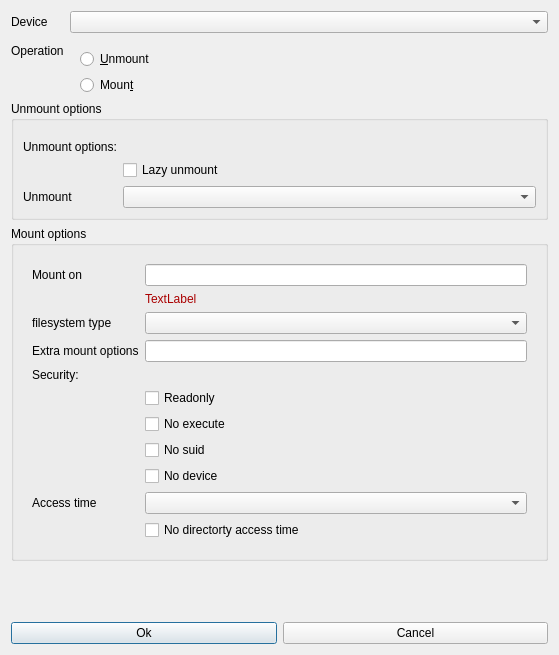
iddekingej/blgui, file ui/mount.ui: the form before one commit.
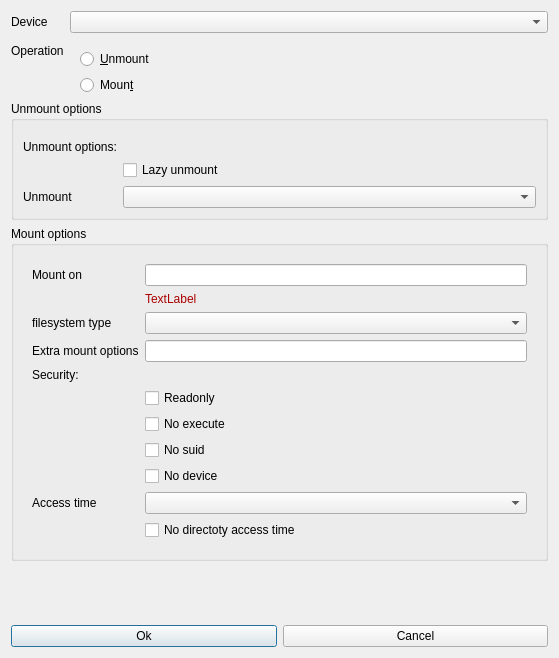
The form after the commit.

Diff of the .ui file:
```diff
--- a/ui/mount.ui
+++ b/ui/mount.ui
@@ -7,7 +7,7 @@
     <x>0</x>
     <y>0</y>
     <width>559</width>
-    <height>655</height>
+    <height>658</height>
    </rect>
   </property>
   <property name="windowTitle">
@@ -195,7 +195,7 @@
          <item row="10" column="1">
           <widget class="QCheckBox" name="noAccessDir">
            <property name="text">
-            <string>No directorty access time</string>
+            <string>No directoty access time</string>
            </property>
           </widget>
          </item>
```
